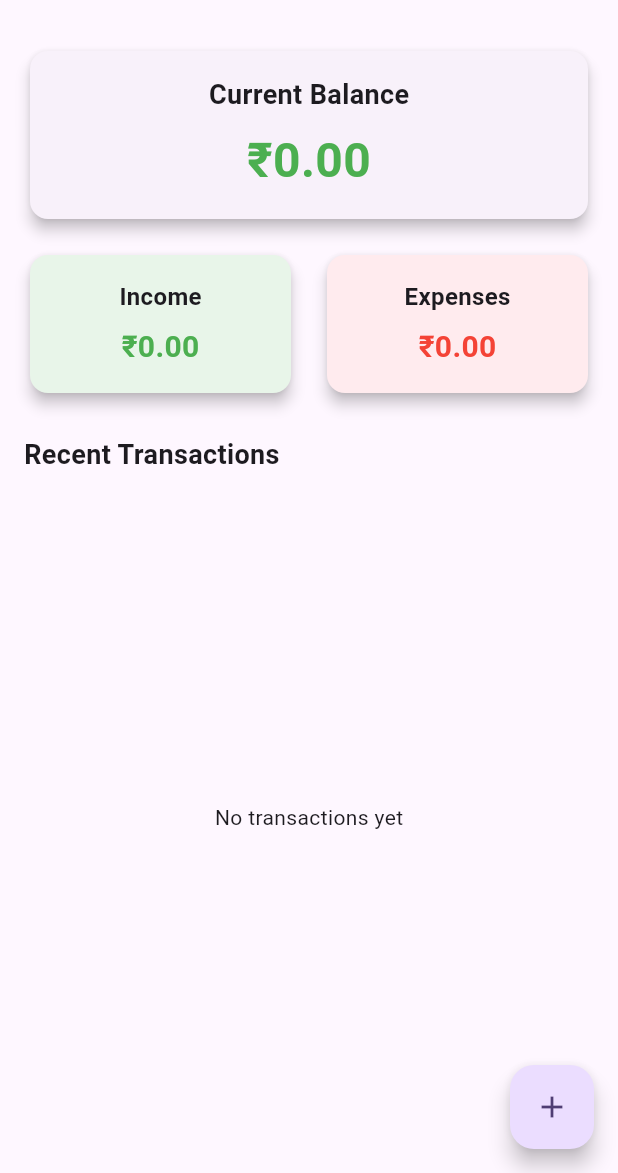
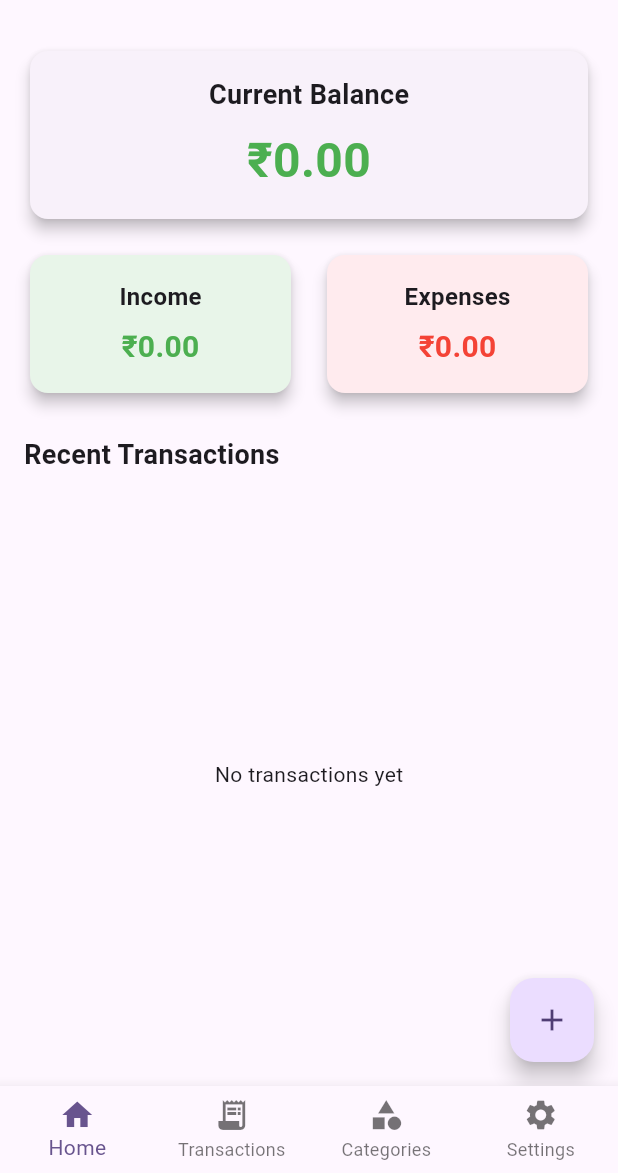
Before and after one commit to bhuvankrishna/Dailytally2, a Flutter app: the screen it shows after launch, on a phone screen of 412 x 824 dp, the part 63-1236 px from its top. Run offline on Flutter 3.47's test engine with Material 3 defaults, Android fonts, the phone set to English and light mode, and no system bars; our stand-ins replace drift, shared_preferences; accounts and stored records are empty; generated files the repository leaves out were written again.

Commit message:
Added settings tab with currency change option

```diff
--- a/lib/main.dart
+++ b/lib/main.dart
@@ -5,6 +5,8 @@ import 'screens/add_category_screen.dart';
 import 'screens/transaction_list_screen.dart';
 import 'screens/add_transaction_screen.dart';
 import 'screens/home_screen.dart';
+import 'screens/settings_screen.dart';
+import 'screens/main_screen.dart';
 
 Future<void> main() async {
   WidgetsFlutterBinding.ensureInitialized();
@@ -42,7 +44,7 @@ class MyApp extends StatelessWidget {
       ),
       initialRoute: '/',
       routes: {
-        '/': (ctx) => HomeScreen(db: db),
+        '/': (ctx) => MainScreen(db: db),
         '/categories': (ctx) => CategoryListScreen(db: db),
         '/add_category': (ctx) {
           final cat = ModalRoute.of(ctx)!.settings.arguments as Category?;
@@ -53,6 +55,7 @@ class MyApp extends StatelessWidget {
           final tx = ModalRoute.of(ctx)!.settings.arguments as Transaction?;
           return AddTransactionScreen(db: db, transaction: tx);
         },
+        '/settings': (ctx) => const SettingsScreen(),
       },
     );
   }
--- a/lib/screens/home_screen.dart
+++ b/lib/screens/home_screen.dart
@@ -1,10 +1,38 @@
 import 'package:flutter/material.dart';
 import 'package:intl/intl.dart';
 import '../models/app_database.dart';
+import 'settings_screen.dart';
 
-class HomeScreen extends StatelessWidget {
+class HomeScreen extends StatefulWidget {
   final AppDatabase db;
   const HomeScreen({Key? key, required this.db}) : super(key: key);
+
+  @override
+  _HomeScreenState createState() => _HomeScreenState();
+}
+
+class _HomeScreenState extends State<HomeScreen> {
+  String _currencySymbol = '₹';
+
+  @override
+  void initState() {
+    super.initState();
+    _loadCurrencySymbol();
+  }
+
+  @override
+  void didChangeDependencies() {
+    super.didChangeDependencies();
+    // Reload currency when screen becomes visible again
+    _loadCurrencySymbol();
+  }
+
+  Future<void> _loadCurrencySymbol() async {
+    final symbol = await CurrencyService.getCurrencySymbol();
+    setState(() {
+      _currencySymbol = symbol;
+    });
+  }
 
   @override
   Widget build(BuildContext context) {
@@ -23,7 +51,7 @@ class HomeScreen extends StatelessWidget {
       body: Padding(
         padding: const EdgeInsets.all(16.0),
         child: StreamBuilder<List<Transaction>>(
-          stream: db.select(db.transactions).watch(),
+          stream: widget.db.select(widget.db.transactions).watch(),
           builder: (context, snapshot) {
             if (snapshot.connectionState == ConnectionState.waiting) {
               return const Center(child: CircularProgressIndicator());
@@ -40,7 +68,7 @@ class HomeScreen extends StatelessWidget {
 
             final balance = totalIncome - totalExpense;
 
-            final currencyFormat = NumberFormat.currency(symbol: '₹', decimalDigits: 2);
+            final currencyFormat = NumberFormat.currency(symbol: _currencySymbol, decimalDigits: 2);
 
             return Column(
               crossAxisAlignment: CrossAxisAlignment.stretch,
--- /dev/null
+++ b/lib/screens/main_screen.dart
@@ -0,0 +1,64 @@
+import 'package:flutter/material.dart';
+import '../models/app_database.dart';
+import 'home_screen.dart';
+import 'transaction_list_screen.dart';
+import 'category_list_screen.dart';
+import 'settings_screen.dart';
+
+class MainScreen extends StatefulWidget {
+  final AppDatabase db;
+  const MainScreen({Key? key, required this.db}) : super(key: key);
+
+  @override
+  _MainScreenState createState() => _MainScreenState();
+}
+
+class _MainScreenState extends State<MainScreen> {
+  int _selectedIndex = 0;
+  late List<Widget> _screens;
+
+  @override
+  void initState() {
+    super.initState();
+    _screens = [
+      HomeScreen(db: widget.db),
+      TransactionListScreen(db: widget.db),
+      CategoryListScreen(db: widget.db),
+      const SettingsScreen(),
+    ];
+  }
+
+  @override
+  Widget build(BuildContext context) {
+    return Scaffold(
+      body: _screens[_selectedIndex],
+      bottomNavigationBar: BottomNavigationBar(
+        currentIndex: _selectedIndex,
+        type: BottomNavigationBarType.fixed,
+        onTap: (index) {
+          setState(() {
+            _selectedIndex = index;
+          });
+        },
+        items: const [
+          BottomNavigationBarItem(
+            icon: Icon(Icons.home),
+            label: 'Home',
+          ),
+          BottomNavigationBarItem(
+            icon: Icon(Icons.receipt_long),
+            label: 'Transactions',
+          ),
+          BottomNavigationBarItem(
+            icon: Icon(Icons.category),
+            label: 'Categories',
+          ),
+          BottomNavigationBarItem(
+            icon: Icon(Icons.settings),
+            label: 'Settings',
+          ),
+        ],
+      ),
+    );
+  }
+}
--- a/pubspec.yaml
+++ b/pubspec.yaml
@@ -39,6 +39,7 @@ dependencies:
   sqlite3_flutter_libs: ^0.5.32
   intl: ^0.20.2
   flutter_local_notifications: ^19.1.0
+  shared_preferences: ^2.2.1
 
 dev_dependencies:
   flutter_test:
```
Also changed, not shown: lib/screens/settings_screen.dart (added, +137 -0 lines), lib/screens/transaction_list_screen.dart (+32 -4 lines), pubspec.lock.
